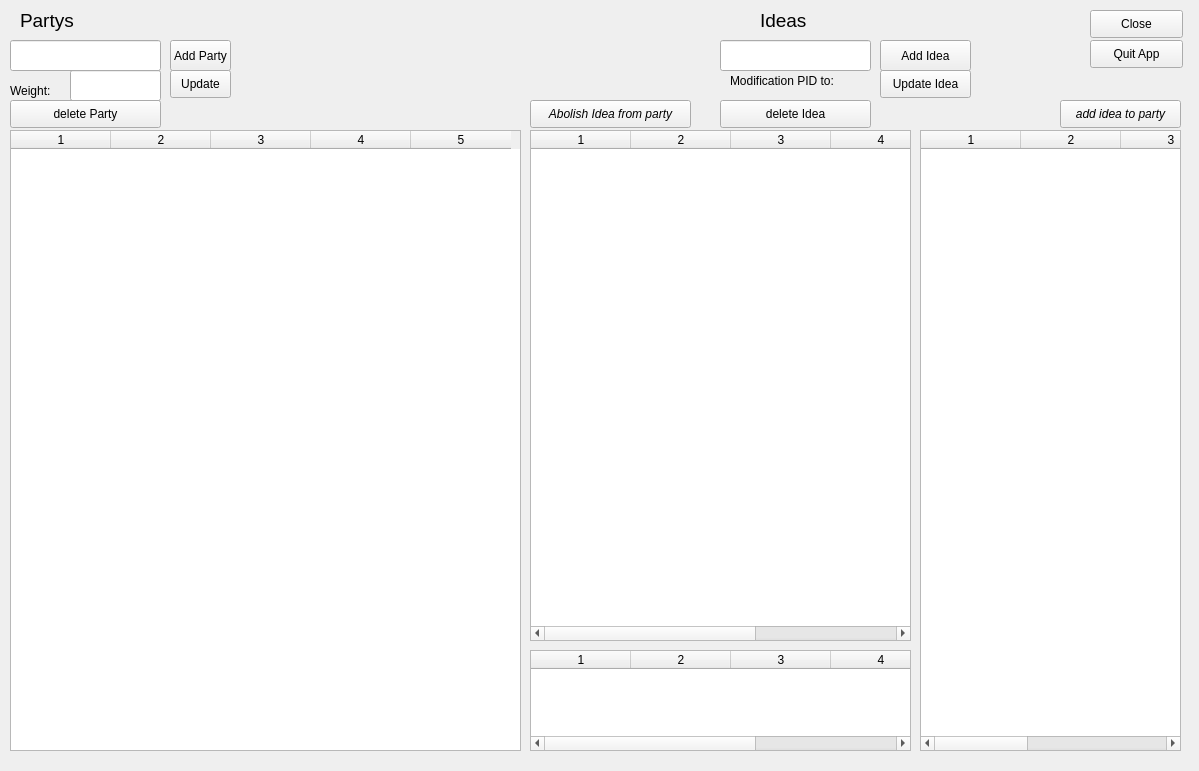
sourcery-ai-experiments/jaar, file ui/EditPartyUI.ui: the form before one commit.
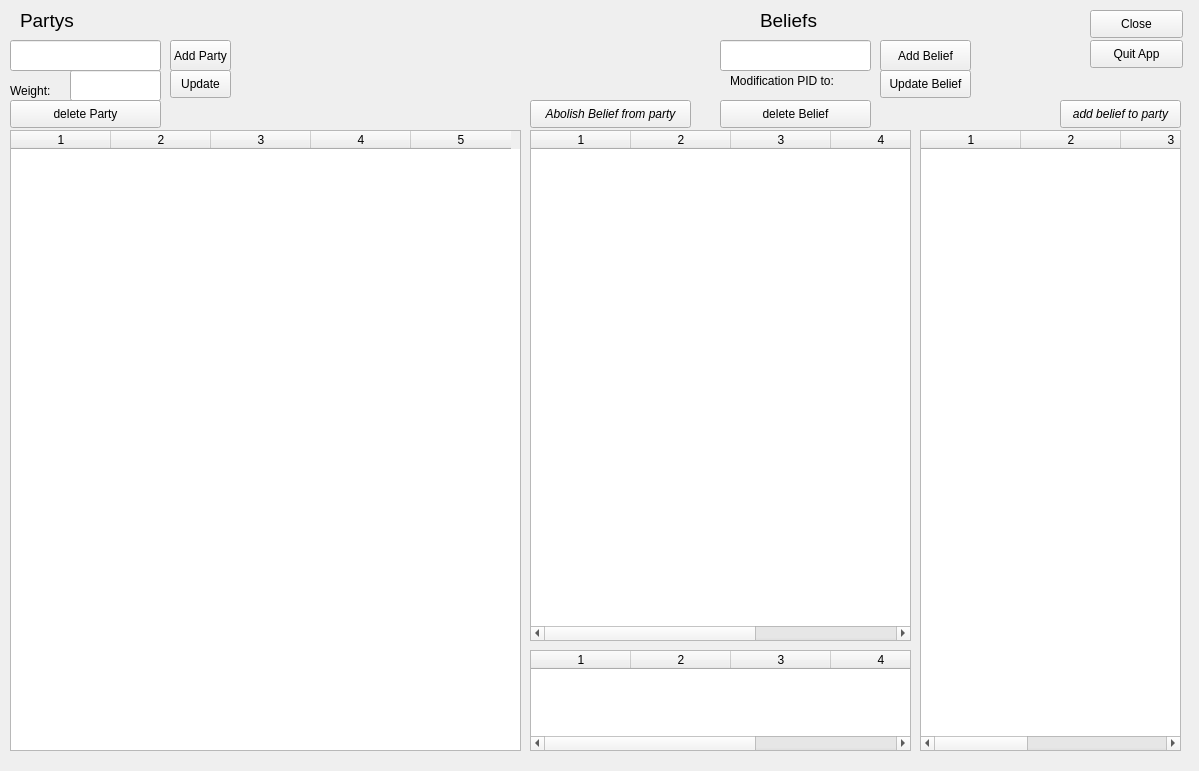
The form after the commit.

Commit message: #201 change "belief" to "fact", "idea" to "belief",  "fact" back to "idea"

Diff of the .ui file:
```diff
--- a/ui/EditPartyUI.ui
+++ b/ui/EditPartyUI.ui
@@ -245,7 +245,7 @@
     </font>
    </property>
    <property name="text">
-    <string>Ideas</string>
+    <string>Beliefs</string>
    </property>
    <property name="wordWrap">
     <bool>true</bool>
@@ -261,7 +261,7 @@
     </rect>
    </property>
    <property name="text">
-    <string>Update Idea</string>
+    <string>Update Belief</string>
    </property>
   </widget>
   <widget class="QPushButton" name="idea_delete_button">
@@ -274,7 +274,7 @@
     </rect>
    </property>
    <property name="text">
-    <string>delete Idea</string>
+    <string>delete Belief</string>
    </property>
   </widget>
   <widget class="QLabel" name="label_6">
@@ -303,7 +303,7 @@
     </rect>
    </property>
    <property name="text">
-    <string>Add Idea</string>
+    <string>Add Belief</string>
    </property>
   </widget>
   <widget class="QLineEdit" name="idea_name">
@@ -333,7 +333,7 @@
     </font>
    </property>
    <property name="text">
-    <string>add idea to party</string>
+    <string>add belief to party</string>
    </property>
   </widget>
   <widget class="QPushButton" name="party_idea_del_button">
@@ -353,7 +353,7 @@
     </font>
    </property>
    <property name="text">
-    <string>Abolish Idea from party</string>
+    <string>Abolish Belief from party</string>
    </property>
   </widget>
   <widget class="QTableWidget" name="ideas_stan_table">
```
Left out of the diff: 18 changed lines with no effect on the pictures. The commit also changes 155 other files.
